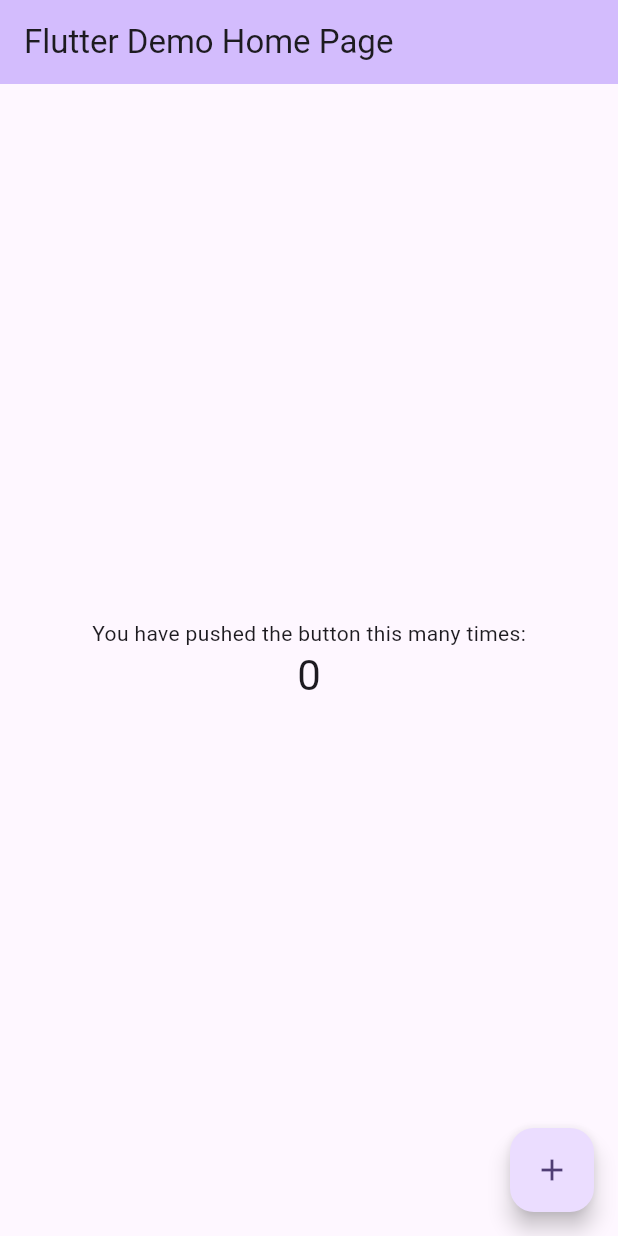
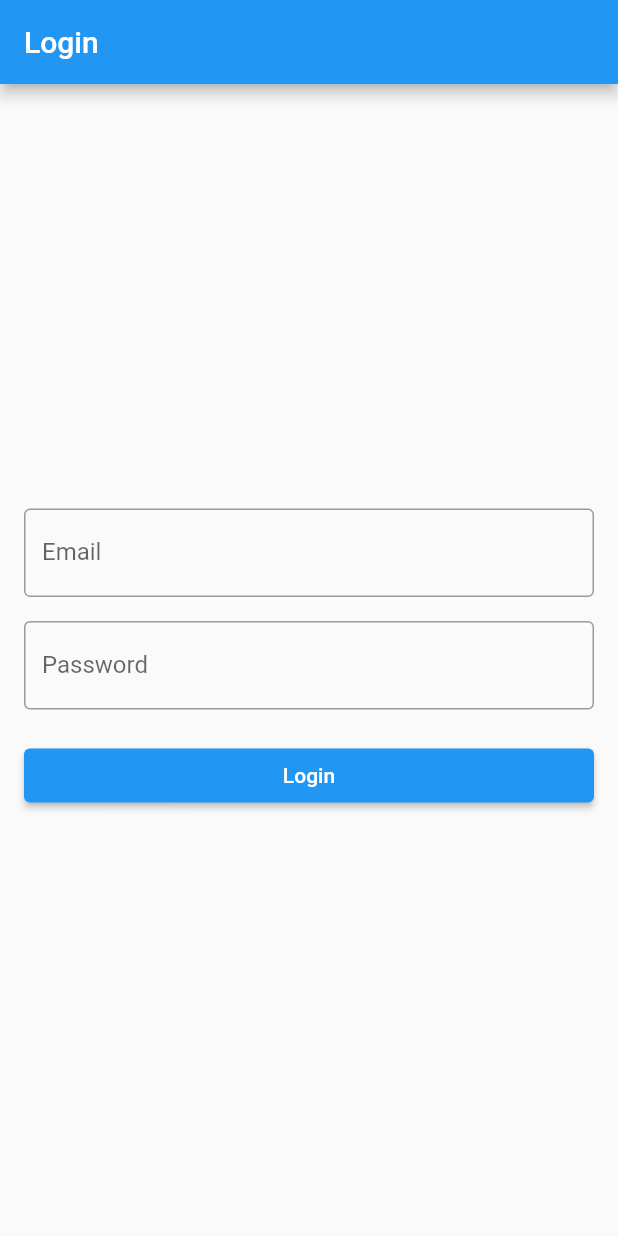
Before and after one commit to songtomtom/bloc-freezed, a Flutter app: the screen it shows after launch, on a phone screen of 412 x 824 dp. Run offline on Flutter 3.47's test engine with Material 2 defaults, Android fonts, the phone set to English and light mode, and no system bars; our stand-ins replace bloc, freezed_annotation.

Commit message:
기본 로그인 스크린 개발

```diff
--- /dev/null
+++ b/lib/bloc/login_bloc.dart
@@ -0,0 +1,14 @@
+import 'package:bloc/bloc.dart';
+import 'package:freezed_annotation/freezed_annotation.dart';
+
+part 'login_event.dart';
+part 'login_state.dart';
+part 'login_bloc.freezed.dart';
+
+class LoginBloc extends Bloc<LoginEvent, LoginState> {
+  LoginBloc() : super(const LoginState.initial()) {
+    on<LoginEvent>((event, emit) {
+      // TODO: implement event handler
+    });
+  }
+}
--- /dev/null
+++ b/lib/bloc/login_event.dart
@@ -0,0 +1,6 @@
+part of 'login_bloc.dart';
+
+@freezed
+class LoginEvent with _$LoginEvent {
+  const factory LoginEvent.started() = _Started;
+}
--- /dev/null
+++ b/lib/bloc/login_state.dart
@@ -0,0 +1,6 @@
+part of 'login_bloc.dart';
+
+@freezed
+class LoginState with _$LoginState {
+  const factory LoginState.initial() = _Initial;
+}
--- a/lib/main.dart
+++ b/lib/main.dart
@@ -1,125 +1,53 @@
 import 'package:flutter/material.dart';
 
-void main() {
-  runApp(const MyApp());
-}
+// LoginScreen StatelessWidget
+class LoginScreen extends StatelessWidget {
+  const LoginScreen({super.key});
 
-class MyApp extends StatelessWidget {
-  const MyApp({super.key});
-
-  // This widget is the root of your application.
   @override
   Widget build(BuildContext context) {
-    return MaterialApp(
-      title: 'Flutter Demo',
-      theme: ThemeData(
-        // This is the theme of your application.
-        //
-        // TRY THIS: Try running your application with "flutter run". You'll see
-        // the application has a blue toolbar. Then, without quitting the app,
-        // try changing the seedColor in the colorScheme below to Colors.green
-        // and then invoke "hot reload" (save your changes or press the "hot
-        // reload" button in a Flutter-supported IDE, or press "r" if you used
-        // the command line to start the app).
-        //
-        // Notice that the counter didn't reset back to zero; the application
-        // state is not lost during the reload. To reset the state, use hot
-        // restart instead.
-        //
-        // This works for code too, not just values: Most code changes can be
-        // tested with just a hot reload.
-        colorScheme: ColorScheme.fromSeed(seedColor: Colors.deepPurple),
-        useMaterial3: true,
+    return Scaffold(
+      appBar: AppBar(
+        title: const Text('Login'),
       ),
-      home: const MyHomePage(title: 'Flutter Demo Home Page'),
+      body: Padding(
+        padding: const EdgeInsets.all(16.0),
+        child: Column(
+          mainAxisAlignment: MainAxisAlignment.center,
+          crossAxisAlignment: CrossAxisAlignment.stretch,
+          children: [
+            const TextField(
+              decoration: InputDecoration(
+                labelText: 'Email',
+                border: OutlineInputBorder(),
+              ),
+              keyboardType: TextInputType.emailAddress,
+            ),
+            const SizedBox(height: 16),
+            const TextField(
+              decoration: InputDecoration(
+                labelText: 'Password',
+                border: OutlineInputBorder(),
+              ),
+              obscureText: true,
+            ),
+            const SizedBox(height: 20),
+            ElevatedButton(
+              onPressed: () {
+                // TODO: Implement login logic here
+              },
+              child: const Text('Login'),
+            ),
+          ],
+        ),
+      ),
     );
   }
 }
 
-class MyHomePage extends StatefulWidget {
-  const MyHomePage({super.key, required this.title});
-
-  // This widget is the home page of your application. It is stateful, meaning
-  // that it has a State object (defined below) that contains fields that affect
-  // how it looks.
-
-  // This class is the configuration for the state. It holds the values (in this
-  // case the title) provided by the parent (in this case the App widget) and
-  // used by the build method of the State. Fields in a Widget subclass are
-  // always marked "final".
-
-  final String title;
-
-  @override
-  State<MyHomePage> createState() => _MyHomePageState();
+// main 함수
+void main() {
+  runApp(const MaterialApp(
+    home: LoginScreen(),
+  ));
 }
-
-class _MyHomePageState extends State<MyHomePage> {
-  int _counter = 0;
-
-  void _incrementCounter() {
-    setState(() {
-      // This call to setState tells the Flutter framework that something has
-      // changed in this State, which causes it to rerun the build method below
-      // so that the display can reflect the updated values. If we changed
-      // _counter without calling setState(), then the build method would not be
-      // called again, and so nothing would appear to happen.
-      _counter++;
-    });
-  }
-
-  @override
-  Widget build(BuildContext context) {
-    // This method is rerun every time setState is called, for instance as done
-    // by the _incrementCounter method above.
-    //
-    // The Flutter framework has been optimized to make rerunning build methods
-    // fast, so that you can just rebuild anything that needs updating rather
-    // than having to individually change instances of widgets.
-    return Scaffold(
-      appBar: AppBar(
-        // TRY THIS: Try changing the color here to a specific color (to
-        // Colors.amber, perhaps?) and trigger a hot reload to see the AppBar
-        // change color while the other colors stay the same.
-        backgroundColor: Theme.of(context).colorScheme.inversePrimary,
-        // Here we take the value from the MyHomePage object that was created by
-        // the App.build method, and use it to set our appbar title.
-        title: Text(widget.title),
-      ),
-      body: Center(
-        // Center is a layout widget. It takes a single child and positions it
-        // in the middle of the parent.
-        child: Column(
-          // Column is also a layout widget. It takes a list of children and
-          // arranges them vertically. By default, it sizes itself to fit its
-          // children horizontally, and tries to be as tall as its parent.
-          //
-          // Column has various properties to control how it sizes itself and
-          // how it positions its children. Here we use mainAxisAlignment to
-          // center the children vertically; the main axis here is the vertical
-          // axis because Columns are vertical (the cross axis would be
-          // horizontal).
-          //
-          // TRY THIS: Invoke "debug painting" (choose the "Toggle Debug Paint"
-          // action in the IDE, or press "p" in the console), to see the
-          // wireframe for each widget.
-          mainAxisAlignment: MainAxisAlignment.center,
-          children: <Widget>[
-            const Text(
-              'You have pushed the button this many times:',
-            ),
-            Text(
-              '$_counter',
-              style: Theme.of(context).textTheme.headlineMedium,
-            ),
-          ],
-        ),
-      ),
-      floatingActionButton: FloatingActionButton(
-        onPressed: _incrementCounter,
-        tooltip: 'Increment',
-        child: const Icon(Icons.add),
-      ), // This trailing comma makes auto-formatting nicer for build methods.
-    );
-  }
-}
--- a/pubspec.yaml
+++ b/pubspec.yaml
@@ -35,6 +35,11 @@ dependencies:
   # The following adds the Cupertino Icons font to your application.
   # Use with the CupertinoIcons class for iOS style icons.
   cupertino_icons: ^1.0.2
+  bloc: ^8.1.2
+  freezed: ^2.4.5
+  build_runner: ^2.4.6
+  freezed_annotation: ^2.4.1
+  flutter_bloc: ^8.1.3
 
 dev_dependencies:
   flutter_test:
```
Also changed, not shown: lib/bloc/login_bloc.freezed.dart (added), pubspec.lock.
